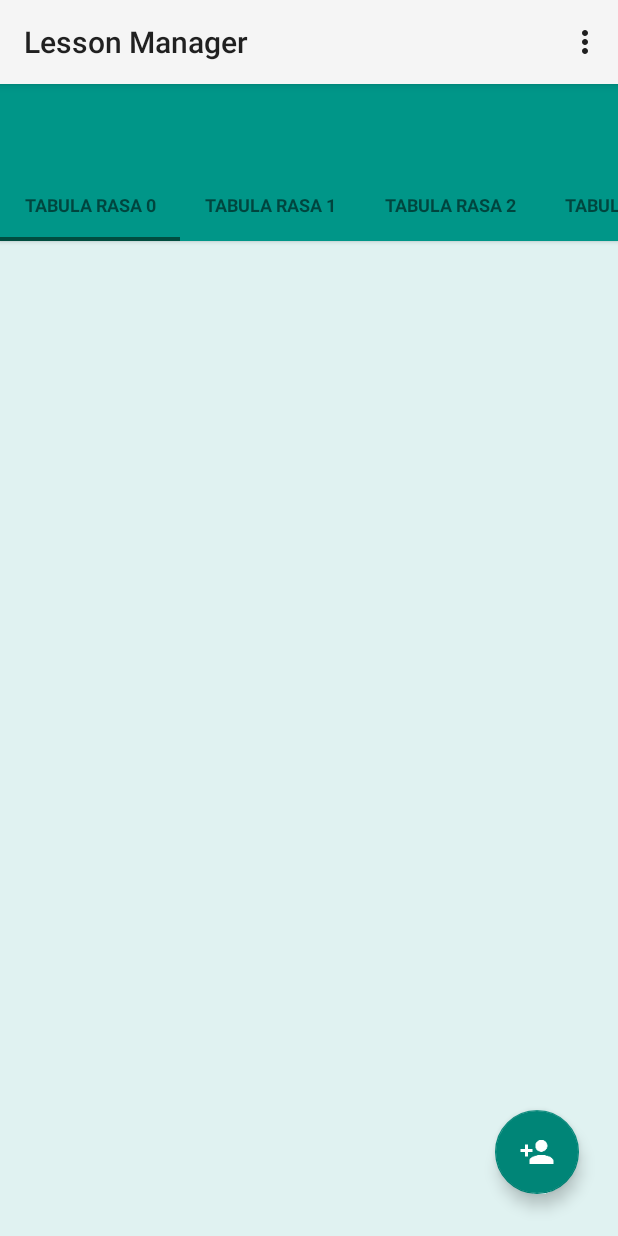
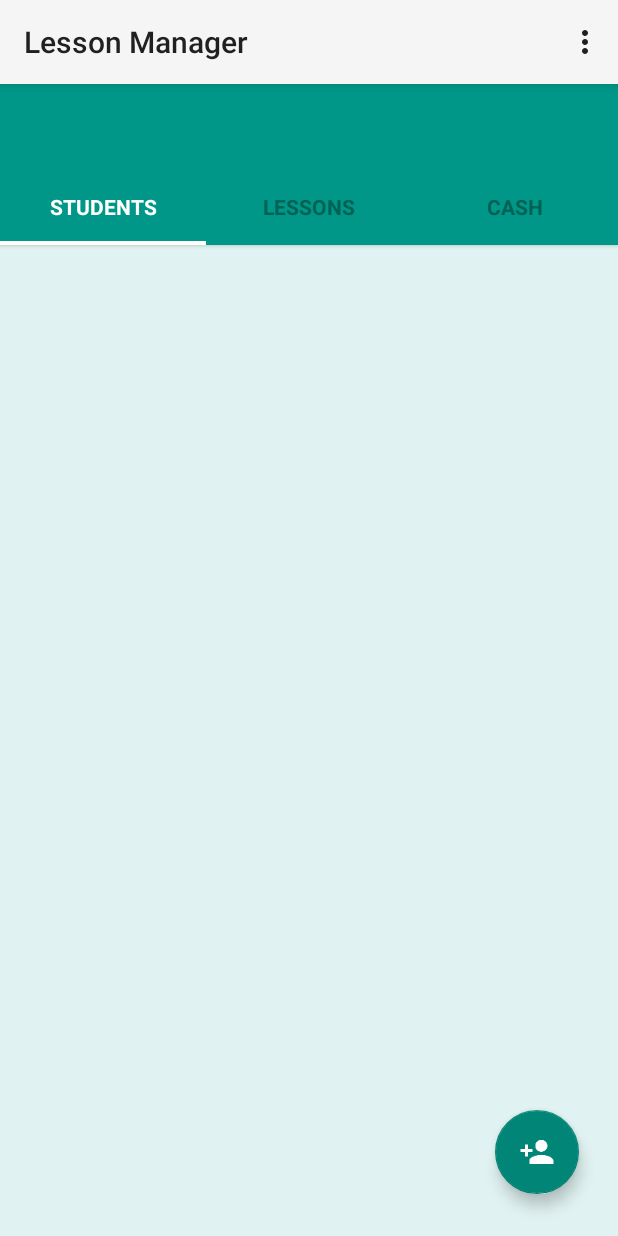
Before and after one commit to aldo03/Lesson-Manager, an Android app: the screen it shows after launch (MainActivity), on a phone screen of 412 x 824 dp. Run offline under Robolectric (Android 15) with nearby library versions, the light colour scheme and no system bars; libraries missing offline, so code that uses them is left out: com.melnykov.fab, com.prolificinteractive.materialcalendarview; plain views replace FloatingActionButton; 8 statements that could not run were skipped.

Commit message:
sliding tab color updated check insert lesson added

```diff
--- a/app/src/main/java/com/example/matteoaldini/lessonmanager/activities/DetailsStudentActivity.java
+++ b/app/src/main/java/com/example/matteoaldini/lessonmanager/activities/DetailsStudentActivity.java
@@ -96,7 +96,11 @@ public class DetailsStudentActivity extends ActionBarActivity implements CardFra
         super.onActivityResult(requestCode, resultCode, data);
         if(data!=null) {
             if (requestCode == ADD_LESSON_CODE) {
-                Toast.makeText(getApplicationContext(), R.string.lesson_added, Toast.LENGTH_SHORT).show();
+                if(data.getSerializableExtra("lesson")==null) {
+                    Toast.makeText(getApplicationContext(), R.string.lesson_added, Toast.LENGTH_SHORT).show();
+                }else {
+                    Toast.makeText(getApplicationContext(), R.string.lesson_not_added, Toast.LENGTH_SHORT).show();
+                }
             } else if(requestCode == EDIT_STUDENT_CODE){
                 Toast.makeText(getApplicationContext(), R.string.student_edited, Toast.LENGTH_SHORT).show();
                 this.student = (Student)data.getSerializableExtra(STUDENT_KEY);
--- a/app/src/main/java/com/example/matteoaldini/lessonmanager/adapters/TabAdapter.java
+++ b/app/src/main/java/com/example/matteoaldini/lessonmanager/adapters/TabAdapter.java
@@ -33,11 +33,20 @@ public class TabAdapter extends FragmentPagerAdapter {
 
     @Override
     public int getCount() {
-        return 6;
+        return 3;
     }
 
     @Override
     public CharSequence getPageTitle(int position) {
-        return "Tabula rasa "+position;
+        switch (position){
+            case 0:
+                return "STUDENTS";
+            case 1:
+                return "LESSONS";
+            case 2:
+                return "CASH";
+            default:
+                return "";
+        }
     }
 }
--- a/app/src/main/java/com/example/matteoaldini/lessonmanager/material_design/SlidingTabLayout.java
+++ b/app/src/main/java/com/example/matteoaldini/lessonmanager/material_design/SlidingTabLayout.java
@@ -30,6 +30,8 @@ import android.view.ViewGroup;
 import android.widget.HorizontalScrollView;
 import android.widget.LinearLayout;
 import android.widget.TextView;
+
+import com.example.matteoaldini.lessonmanager.R;
 
 /**
  * To be used with ViewPager to provide a tab indicator component which give constant feedback as to
@@ -222,7 +224,10 @@ public class SlidingTabLayout extends HorizontalScrollView {
             if (i == mViewPager.getCurrentItem()) {
                 tabView.setSelected(true);
             }
+            tabTitleView.setTextColor(getResources().getColorStateList(R.color.selector));
+            tabTitleView.setTextSize(14);
         }
+
     }
 
     public void setContentDescription(int i, String desc) {
--- /dev/null
+++ b/app/src/main/res/color/selector.xml
@@ -0,0 +1,7 @@
+<?xml version="1.0" encoding="utf-8"?>
+<selector xmlns:android="http://schemas.android.com/apk/res/android">
+    <item android:state_selected="true" android:color="@color/tabsScrollColor" />
+    <item android:state_focused="true" android:color="@color/tabsScrollColor" />
+    <item android:state_pressed="true" android:color="@color/tabsScrollColor" />
+    <item android:color="@color/ColorPrimaryDark" />
+</selector>
--- a/app/src/main/res/values/color.xml
+++ b/app/src/main/res/values/color.xml
@@ -2,8 +2,9 @@
 <resources>
     <color name="ColorPrimary">#009688</color>
     <color name="ColorPrimaryLight">#e0f2f1</color>
+    <color name="ColorPrimaryDark">#ff006255</color>
 
-    <color name="tabsScrollColor">#004d40</color>
+    <color name="tabsScrollColor">#ffffffff</color>
 
     <color name="floatingButton">#009688</color>
     <color name="floatingButtonPressed">#004d40</color>
@@ -39,4 +40,6 @@
     <color name="turquoiseDark">#ff00775f</color>
     <color name="violetDark">#ff350075</color>
     <color name="yellowDark">#ff84711d</color>
+
+    <color name="white">#ffffffff</color>
 </resources>
--- a/app/src/main/res/values/strings.xml
+++ b/app/src/main/res/values/strings.xml
@@ -10,5 +10,6 @@
     <string name="start_end_hour_wrong">Start Hour should not be greater then End Hour</string>
     <string name="wrong_end_date">End Date should be greater then Start Date</string>
     <string name="student_edited">Student edited successfully</string>
+    <string name="lesson_not_added">Lesson not added!!!</string>
 
 </resources>
```
Also changed, not shown: app/src/main/java/com/example/matteoaldini/lessonmanager/activities/AddLessonActivity.java (+11 -4 lines), app/src/main/java/com/example/matteoaldini/lessonmanager/database/LessonManagerDatabase.java (+65 -7 lines).
